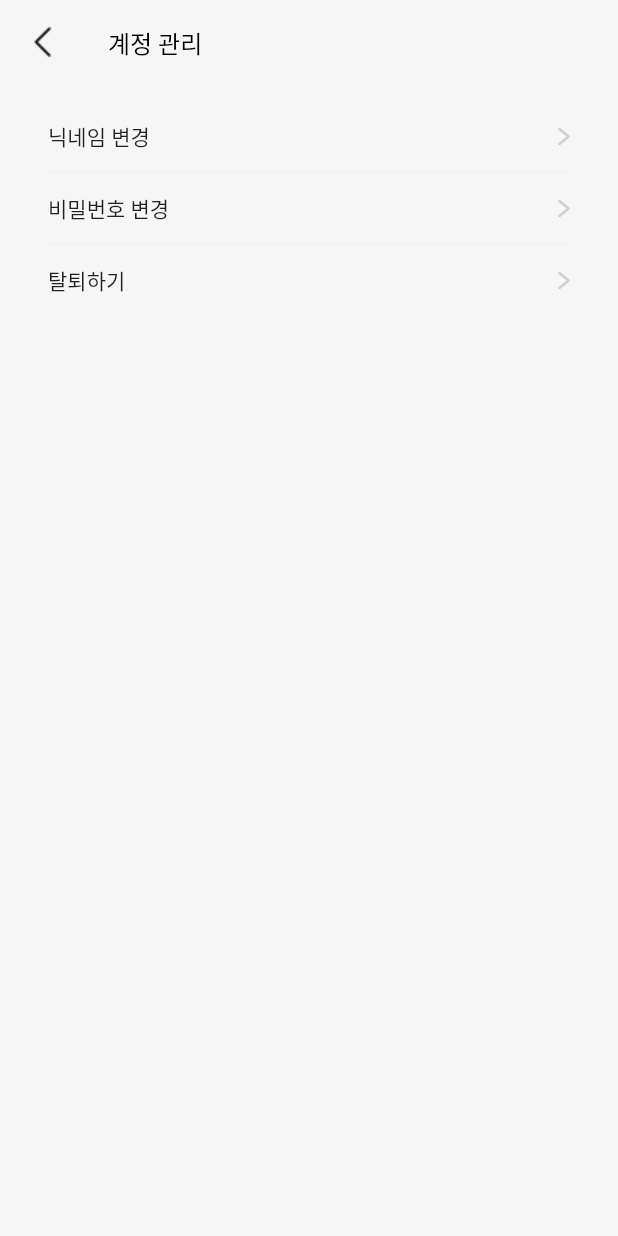
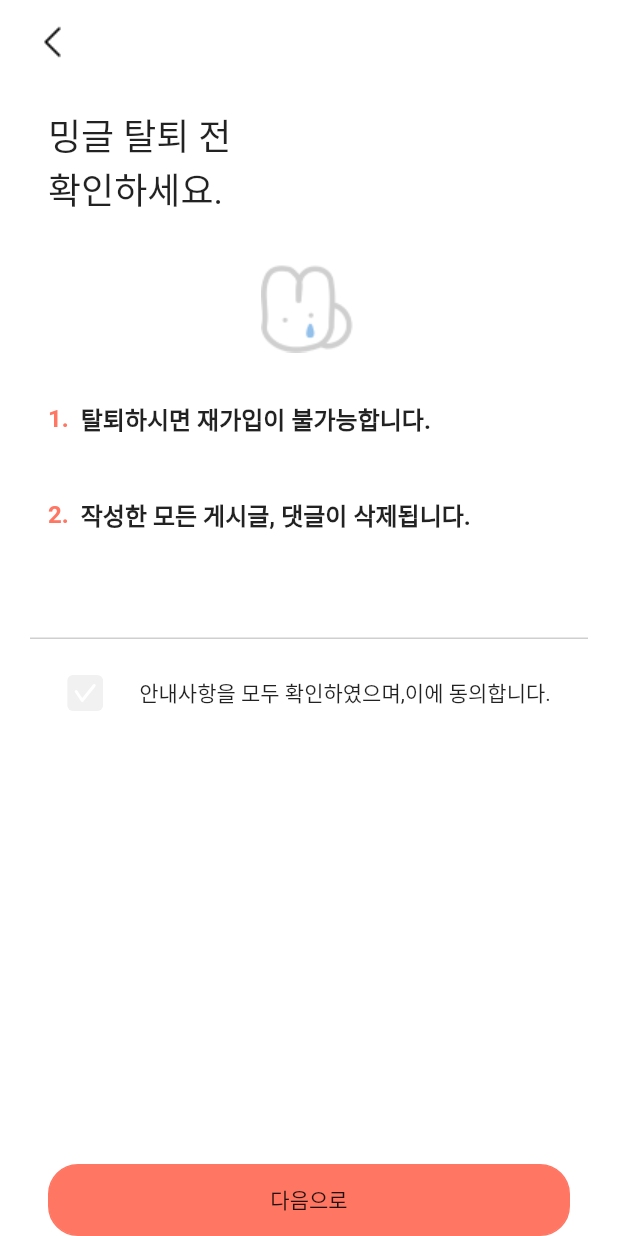
Before and after one commit to Team-Mingle/mingle-frontend, a Flutter app: the ManageAccountScreen screen opened directly, after a tap on "탈퇴하기", on a phone screen of 412 x 824 dp. Run offline on Flutter 3.47's test engine with Material 2 defaults, Android fonts, the phone set to English and light mode, and no system bars; our stand-ins replace carousel_slider, dropdown_button2, flutter_riverpod, flutter_svg; network calls fail; Roboto replaces fonts that are missing (Pretendard).

Commit message:
Finished Manage account screen

```diff
--- a/mingle/lib/common/component/next_button.dart
+++ b/mingle/lib/common/component/next_button.dart
@@ -3,14 +3,14 @@
 import 'package:mingle/common/const/colors.dart';
 
 class NextButton extends ConsumerWidget {
-  final Widget nextScreen;
+  final Widget? nextScreen;
   final String buttonName;
   final Widget? buttonIcon;
   final StateProvider<String>? isSelectedProvider;
   bool isReplacement;
   NextButton({
     super.key,
-    required this.nextScreen,
+    this.nextScreen,
     required this.buttonName,
     this.isReplacement = false,
     this.isSelectedProvider,
@@ -25,11 +25,13 @@
 
     return InkWell(
       onTap: () => isSelected != ""
-          ? isReplacement
-              ? Navigator.of(context).pushReplacement(
-                  (MaterialPageRoute(builder: (_) => nextScreen)))
-              : Navigator.of(context)
-                  .push((MaterialPageRoute(builder: (_) => nextScreen)))
+          ? nextScreen == null
+              ? Navigator.of(context).pop()
+              : isReplacement
+                  ? Navigator.of(context).pushReplacement(
+                      (MaterialPageRoute(builder: (_) => nextScreen!)))
+                  : Navigator.of(context)
+                      .push((MaterialPageRoute(builder: (_) => nextScreen!)))
           : {},
       child: Container(
         // width: 296,
--- a/mingle/lib/main.dart
+++ b/mingle/lib/main.dart
@@ -1,5 +1,6 @@
 import 'package:flutter/material.dart';
 import 'package:flutter_riverpod/flutter_riverpod.dart';
+import 'package:mingle/common/const/colors.dart';
 import 'package:mingle/common/view/splash_screen.dart';
 import 'package:mingle/user/view/home_screen/home_root_tab.dart';
 
@@ -14,7 +15,8 @@
   Widget build(BuildContext context) {
     return ProviderScope(
       child: MaterialApp(
-          theme: ThemeData(fontFamily: 'Pretendard'),
+          theme: ThemeData(
+              fontFamily: 'Pretendard', disabledColor: GRAYSCALE_GRAY_02),
           debugShowCheckedModeBanner: false,
           home: const HomeRootTab()),
     );
--- a/mingle/lib/user/components/my_page_tile.dart
+++ b/mingle/lib/user/components/my_page_tile.dart
@@ -3,9 +3,9 @@
 import 'package:mingle/common/const/colors.dart';
 
 class MyPageTile extends StatelessWidget {
-  final List<String> list;
-  final Widget screen;
-  const MyPageTile({super.key, required this.screen, required this.list});
+  final List<String> titles;
+  final List<Widget> screens;
+  const MyPageTile({super.key, required this.screens, required this.titles});
 
   @override
   Widget build(BuildContext context) {
@@ -14,7 +14,7 @@
           left: 20.0, right: 18.0, top: 15.0, bottom: 15.0),
       child: Column(
         children: List.generate(
-          list.length,
+          titles.length,
           (index) => Column(
             children: [
               InkWell(
@@ -24,7 +24,7 @@
                     mainAxisAlignment: MainAxisAlignment.spaceBetween,
                     children: [
                       Text(
-                        list[index],
+                        titles[index],
                         style: const TextStyle(
                             fontSize: 14.0, fontWeight: FontWeight.w400),
                       ),
@@ -33,9 +33,10 @@
                     ],
                   ),
                 ),
-                onTap: () {},
+                onTap: () => Navigator.of(context)
+                    .push(MaterialPageRoute(builder: (_) => screens[index])),
               ),
-              index == list.length - 1
+              index == titles.length - 1
                   ? Container()
                   : const Divider(
                       height: 8.0,
--- a/mingle/lib/user/view/my_page_screen/manage_account_screen.dart
+++ b/mingle/lib/user/view/my_page_screen/manage_account_screen.dart
@@ -2,6 +2,9 @@
 import 'package:flutter/services.dart';
 import 'package:mingle/common/const/colors.dart';
 import 'package:mingle/user/components/my_page_tile.dart';
+import 'package:mingle/user/view/my_page_screen/change_nickname_screen.dart';
+import 'package:mingle/user/view/my_page_screen/change_password_screen.dart';
+import 'package:mingle/user/view/my_page_screen/quit_agreement_screen.dart';
 
 class ManageAccountScreen extends StatelessWidget {
   const ManageAccountScreen({super.key});
@@ -9,6 +12,11 @@
   @override
   Widget build(BuildContext context) {
     List<String> manageAccountTitle = ["닉네임 변경", "비밀번호 변경", "탈퇴하기"];
+    List<Widget> manageAccountScreen = [
+      const ChangeNicknameScreen(),
+      const ChangePasswordScreen(),
+      const QuitAgreementScreen()
+    ];
 
     return Scaffold(
       backgroundColor: BACKGROUND_COLOR_GRAY,
@@ -33,8 +41,8 @@
       body: Padding(
         padding: const EdgeInsets.only(left: 12.0, right: 14.0),
         child: MyPageTile(
-          list: manageAccountTitle,
-          screen: Container(),
+          titles: manageAccountTitle,
+          screens: manageAccountScreen,
         ),
       ),
     );
--- /dev/null
+++ b/mingle/lib/user/view/my_page_screen/quit_agreement_screen.dart
@@ -0,0 +1,170 @@
+import 'package:flutter/material.dart';
+import 'package:flutter_svg/flutter_svg.dart';
+import 'package:mingle/common/component/next_button.dart';
+import 'package:mingle/common/const/colors.dart';
+import 'package:mingle/user/view/my_page_screen/quit_enter_credential_screen.dart';
+import 'package:mingle/user/view/signup_screen/default_padding.dart';
+
+class QuitAgreementScreen extends StatefulWidget {
+  const QuitAgreementScreen({super.key});
+
+  @override
+  State<QuitAgreementScreen> createState() => _QuitAgreementScreenState();
+}
+
+class _QuitAgreementScreenState extends State<QuitAgreementScreen> {
+  bool selected = false;
+
+  @override
+  void initState() {
+    super.initState();
+  }
+
+  @override
+  Widget build(BuildContext context) {
+    return Scaffold(
+      backgroundColor: Colors.white,
+      appBar: AppBar(
+        backgroundColor: Colors.white,
+        elevation: 0,
+        leading: Padding(
+          padding: const EdgeInsets.only(left: 13.0),
+          child: IconButton(
+            icon: const ImageIcon(
+              AssetImage("assets/img/signup_screen/previous_screen_icon.png"),
+              color: GRAYSCALE_BLACK,
+            ),
+            onPressed: () {
+              Navigator.pop(context);
+            },
+          ),
+        ),
+      ),
+      body: SafeArea(
+        child: Column(
+          children: [
+            DefaultPadding(
+              child: Column(
+                  crossAxisAlignment: CrossAxisAlignment.start,
+                  children: [
+                    const SizedBox(
+                      height: 16.0,
+                    ),
+                    const Text(
+                      "밍글 탈퇴 전",
+                      style: TextStyle(
+                          fontSize: 24.0, fontWeight: FontWeight.w400),
+                    ),
+                    const Text(
+                      "확인하세요.",
+                      style: TextStyle(
+                          fontSize: 24.0, fontWeight: FontWeight.w400),
+                    ),
+                    const SizedBox(
+                      height: 32.0,
+                    ),
+                    Align(
+                      alignment: Alignment.center,
+                      child: Image.asset(
+                        "assets/img/my_page_screen/sad_mingkki.png",
+                      ),
+                    ),
+                    const SizedBox(
+                      height: 32.0,
+                    ),
+                    const Row(
+                      children: [
+                        Text(
+                          "1.",
+                          style: TextStyle(
+                              fontSize: 16.0,
+                              fontWeight: FontWeight.w600,
+                              color: PRIMARY_COLOR_ORANGE_02),
+                        ),
+                        SizedBox(
+                          width: 8.0,
+                        ),
+                        Text(
+                          "탈퇴하시면 재가입이 불가능합니다.",
+                          style: TextStyle(
+                              fontSize: 16.0, fontWeight: FontWeight.w600),
+                        )
+                      ],
+                    ),
+                    const SizedBox(
+                      height: 40.0,
+                    ),
+                    const Row(
+                      children: [
+                        Text(
+                          "2.",
+                          style: TextStyle(
+                              fontSize: 16.0,
+                              fontWeight: FontWeight.w600,
+                              color: PRIMARY_COLOR_ORANGE_02),
+                        ),
+                        SizedBox(
+                          width: 8.0,
+                        ),
+                        Text(
+                          "작성한 모든 게시글, 댓글이 삭제됩니다.",
+                          style: TextStyle(
+                              fontSize: 16.0, fontWeight: FontWeight.w600),
+                        )
+                      ],
+                    )
+                  ]),
+            ),
+            const SizedBox(
+              height: 56.0,
+            ),
+            const Padding(
+              padding: EdgeInsets.symmetric(horizontal: 20.0),
+              child: Divider(
+                height: 0.0,
+                thickness: 1.0,
+                color: GRAYSCALE_GRAY_02,
+              ),
+            ),
+            const SizedBox(
+              height: 24.0,
+            ),
+            Row(
+              mainAxisAlignment: MainAxisAlignment.center,
+              children: [
+                InkWell(
+                  onTap: () {
+                    setState(() {
+                      selected = !selected;
+                    });
+                  },
+                  child: selected
+                      ? SvgPicture.asset(
+                          "assets/img/signup_screen/check_filled.svg",
+                        )
+                      : SvgPicture.asset(
+                          "assets/img/signup_screen/check_blank.svg",
+                        ),
+                ),
+                const SizedBox(
+                  width: 24.0,
+                ),
+                const Text(
+                  "안내사항을 모두 확인하였으며,이에 동의합니다.",
+                  style: TextStyle(fontSize: 14.0, fontWeight: FontWeight.w400),
+                )
+              ],
+            ),
+            Expanded(child: Container()),
+            Padding(
+              padding: const EdgeInsets.symmetric(horizontal: 32.0),
+              child: NextButton(
+                  nextScreen: const QuitEnterCredentialScreen(),
+                  buttonName: "다음으로"),
+            )
+          ],
+        ),
+      ),
+    );
+  }
+}
--- a/mingle/lib/user/view/signup_screen/default_padding.dart
+++ b/mingle/lib/user/view/signup_screen/default_padding.dart
@@ -7,7 +7,8 @@
   @override
   Widget build(BuildContext context) {
     return Padding(
-      padding: const EdgeInsets.symmetric(horizontal: 32.0),
+      padding:
+          const EdgeInsets.symmetric(horizontal: 32.0).copyWith(bottom: 15.0),
       child: child,
     );
   }
--- a/mingle/pubspec.yaml
+++ b/mingle/pubspec.yaml
@@ -96,6 +96,7 @@
     - assets/img/signup_screen/check_filled.svg
     - assets/img/signup_screen/check_blank.svg
     - assets/img/signup_screen/
+    - assets/img/my_page_screen/
 
   fonts:
     - family: Pretendard
```
Also changed, not shown: mingle/lib/user/view/my_page_screen/change_nickname_screen.dart (+79 -3 lines), mingle/lib/user/view/my_page_screen/change_password_screen.dart (added, +31 -0 lines), mingle/lib/user/view/my_page_screen/my_page_screen.dart (+19 -10 lines), mingle/lib/user/view/my_page_screen/quit_enter_credential_screen.dart (added, +94 -0 lines), mingle/lib/user/view/my_page_screen/quit_success_screen.dart (added, +37 -0 lines), mingle/assets/img/my_page_screen/sad_mingkki.png (added), mingle/assets/img/my_page_screen/sad_mingkki.svg (added).
